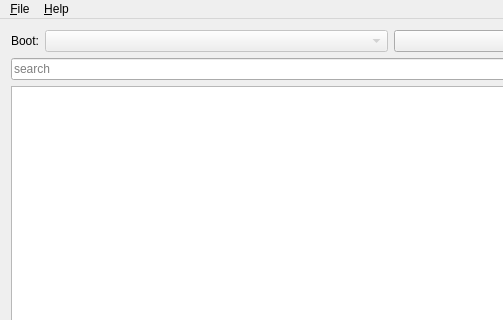
rthomsen/journalktl, file ui/mainwindow.ui: the form before one commit; both pictures show x 0 to 503 and y 0 to 320 of the 748 by 475 pixel window.
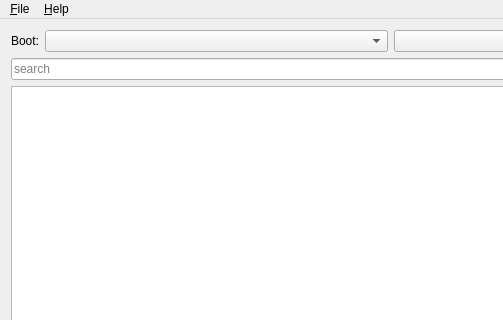
The form after the commit.

Commit message: Fetching all bootIDs does not need to run in other thread.

Diff of the .ui file:
```diff
--- a/ui/mainwindow.ui
+++ b/ui/mainwindow.ui
@@ -33,7 +33,7 @@
       <item>
        <widget class="QComboBox" name="cmbBootIDs">
         <property name="enabled">
-         <bool>false</bool>
+         <bool>true</bool>
         </property>
        </widget>
       </item>
```
The commit also changes 2 other files.
